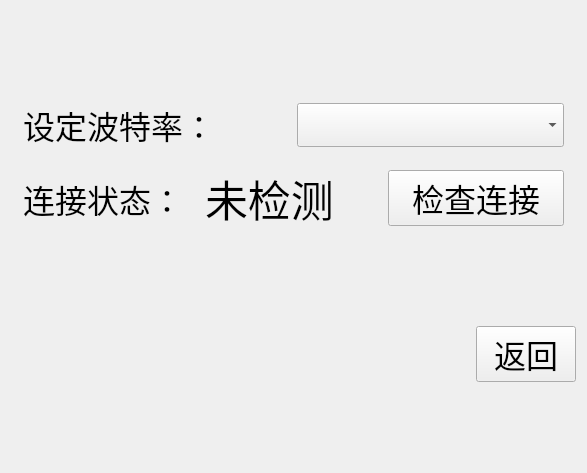
This is forms/serialportwidget.ui in ratio-dd/PLC as Qt 5 draws it before an edit. The edited form follows.
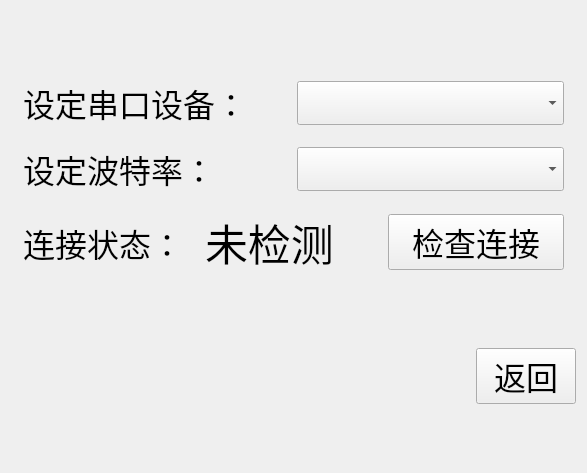
This is the edited form.

Diff of the .ui file:
```diff
--- a/forms/serialportwidget.ui
+++ b/forms/serialportwidget.ui
@@ -34,6 +34,55 @@
      <property name="bottomMargin">
       <number>6</number>
      </property>
+     <item>
+      <layout class="QHBoxLayout" name="horizontalLayout_3">
+       <property name="leftMargin">
+        <number>6</number>
+       </property>
+       <property name="topMargin">
+        <number>6</number>
+       </property>
+       <property name="rightMargin">
+        <number>6</number>
+       </property>
+       <property name="bottomMargin">
+        <number>6</number>
+       </property>
+       <item>
+        <widget class="QLabel" name="textLabel2_2">
+         <property name="font">
+          <font>
+           <pointsize>24</pointsize>
+          </font>
+         </property>
+         <property name="text">
+          <string>设定串口设备：</string>
+         </property>
+        </widget>
+       </item>
+       <item>
+        <widget class="QComboBox" name="deviceComboBox">
+         <property name="sizePolicy">
+          <sizepolicy hsizetype="Preferred" vsizetype="Fixed">
+           <horstretch>0</horstretch>
+           <verstretch>0</verstretch>
+          </sizepolicy>
+         </property>
+         <property name="minimumSize">
+          <size>
+           <width>0</width>
+           <height>0</height>
+          </size>
+         </property>
+         <property name="font">
+          <font>
+           <pointsize>24</pointsize>
+          </font>
+         </property>
+        </widget>
+       </item>
+      </layout>
+     </item>
      <item>
       <layout class="QHBoxLayout" name="horizontalLayout_2">
        <property name="leftMargin">
@@ -62,6 +111,12 @@
        </item>
        <item>
         <widget class="QComboBox" name="BaudRateBox">
+         <property name="minimumSize">
+          <size>
+           <width>0</width>
+           <height>0</height>
+          </size>
+         </property>
          <property name="font">
           <font>
            <pointsize>24</pointsize>
```
